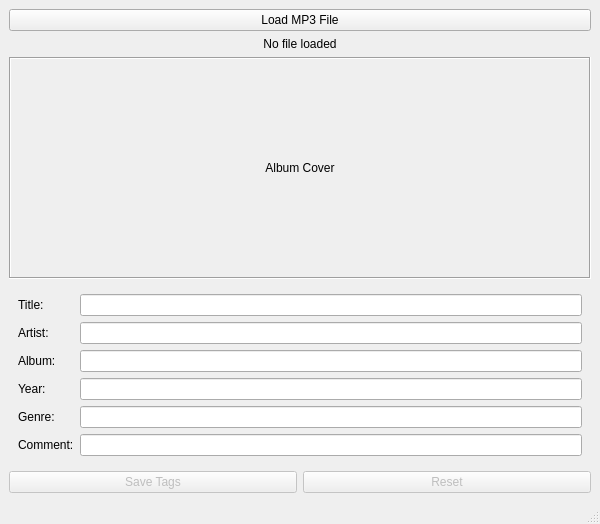
This is mainwindow.ui in dmitryemacs/Mp3tagQt as Qt 5 draws it before an edit. The edited form follows.
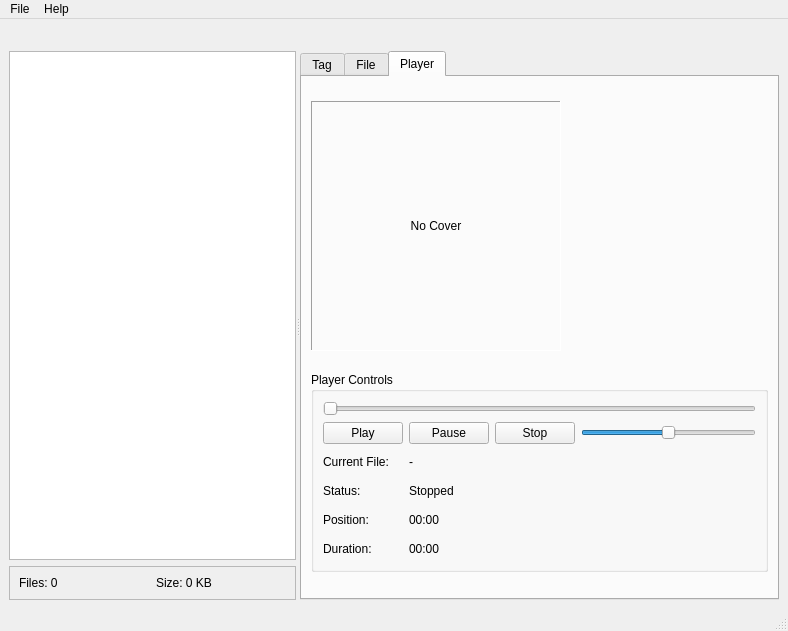
This is the edited form.

Commit message: Update UI for settings action in mainwindow.ui

```diff
--- a/mainwindow.ui
+++ b/mainwindow.ui
@@ -6,65 +6,192 @@
    <rect>
     <x>0</x>
     <y>0</y>
-    <width>600</width>
-    <height>500</height>
+    <width>788</width>
+    <height>631</height>
    </rect>
   </property>
   <property name="windowTitle">
    <string>MP3 Tag Editor</string>
   </property>
   <widget class="QWidget" name="centralwidget">
-   <layout class="QVBoxLayout" name="verticalLayout">
+   <layout class="QGridLayout" name="gridLayout_3">
+    <item row="0" column="0">
+     <widget class="QToolBar" name="mainToolBar">
+      <property name="movable">
+       <bool>false</bool>
+      </property>
+      <property name="toolButtonStyle">
+       <enum>Qt::ToolButtonStyle::ToolButtonTextUnderIcon</enum>
+      </property>
+      <property name="floatable">
+       <bool>false</bool>
+      </property>
+     </widget>
+    </item>
+    <item row="1" column="0">
+     <widget class="QSplitter" name="mainSplitter">
+      <property name="orientation">
+       <enum>Qt::Orientation::Horizontal</enum>
+      </property>
+      <widget class="QWidget" name="leftPanel">
+       <layout class="QVBoxLayout" name="leftLayout">
     <item>
-     <widget class="QPushButton" name="loadButton">
-      <property name="text">
-       <string>Load MP3 File</string>
-      </property>
+         <widget class="QTreeView" name="fileTreeView">
+          <property name="selectionMode">
+           <enum>QAbstractItemView::SelectionMode::ExtendedSelection</enum>
+          </property>
+          <property name="rootIsDecorated">
+           <bool>false</bool>
+          </property>
+          <property name="headerHidden">
+           <bool>true</bool>
+          </property>
      </widget>
     </item>
     <item>
-     <widget class="QLabel" name="fileLabel">
-      <property name="text">
-       <string>No file loaded</string>
-      </property>
-      <property name="alignment">
-       <set>Qt::AlignCenter</set>
-      </property>
+         <widget class="QFrame" name="fileInfoFrame">
+          <property name="frameShape">
+           <enum>QFrame::Shape::StyledPanel</enum>
+          </property>
+          <property name="frameShadow">
+           <enum>QFrame::Shadow::Sunken</enum>
+          </property>
+          <layout class="QHBoxLayout" name="fileInfoLayout">
+           <item>
+            <widget class="QLabel" name="fileCountLabel">
+             <property name="text">
+              <string>Files: 0</string>
+             </property>
      </widget>
     </item>
     <item>
+            <widget class="QLabel" name="totalSizeLabel">
+             <property name="text">
+              <string>Size: 0 KB</string>
+             </property>
+            </widget>
+           </item>
+          </layout>
+         </widget>
+        </item>
+       </layout>
+      </widget>
+      <widget class="QTabWidget" name="rightTabWidget">
+       <property name="currentIndex">
+        <number>2</number>
+       </property>
+       <widget class="QWidget" name="tagTab">
+        <attribute name="title">
+         <string>Tag</string>
+        </attribute>
+        <layout class="QGridLayout" name="gridLayout_6">
+         <item row="0" column="0" colspan="2">
      <widget class="QFrame" name="coverFrame">
+           <property name="minimumSize">
+            <size>
+             <width>250</width>
+             <height>250</height>
+            </size>
+           </property>
+           <property name="maximumSize">
+            <size>
+             <width>250</width>
+             <height>250</height>
+            </size>
+           </property>
       <property name="frameShape">
-       <enum>QFrame::Box</enum>
+            <enum>QFrame::Shape::Panel</enum>
       </property>
       <property name="frameShadow">
-       <enum>QFrame::Sunken</enum>
-      </property>
-      <layout class="QVBoxLayout" name="verticalLayout_2">
-       <item>
+            <enum>QFrame::Shadow::Sunken</enum>
+           </property>
         <widget class="QLabel" name="coverLabel">
-         <property name="text">
-          <string>Album Cover</string>
-         </property>
-         <property name="alignment">
-          <set>Qt::AlignCenter</set>
+            <property name="geometry">
+             <rect>
+              <x>0</x>
+              <y>0</y>
+              <width>250</width>
+              <height>250</height>
+             </rect>
          </property>
          <property name="minimumSize">
           <size>
-           <width>200</width>
-           <height>200</height>
-          </size>
-         </property>
-        </widget>
+              <width>250</width>
+              <height>250</height>
+             </size>
+            </property>
+            <property name="maximumSize">
+             <size>
+              <width>250</width>
+              <height>250</height>
+             </size>
+            </property>
+            <property name="text">
+             <string>No Cover</string>
+            </property>
+            <property name="alignment">
+             <set>Qt::AlignmentFlag::AlignCenter</set>
+            </property>
+           </widget>
+          </widget>
+         </item>
+         <item row="2" column="0">
+          <widget class="QGroupBox" name="additionalGroupBox">
+           <property name="title">
+            <string>Additional Information</string>
+           </property>
+           <layout class="QFormLayout" name="additionalLayout">
+            <item row="0" column="0">
+             <widget class="QLabel" name="trackLabel">
+              <property name="text">
+               <string>Track:</string>
+              </property>
+             </widget>
+            </item>
+            <item row="0" column="1">
+             <widget class="QLineEdit" name="trackEdit"/>
+            </item>
+            <item row="1" column="0">
+             <widget class="QLabel" name="discLabel">
+              <property name="text">
+               <string>Disc:</string>
+              </property>
+             </widget>
+            </item>
+            <item row="1" column="1">
+             <widget class="QLineEdit" name="discEdit"/>
+            </item>
+            <item row="2" column="0">
+             <widget class="QLabel" name="composerLabel">
+              <property name="text">
+               <string>Composer:</string>
+              </property>
+             </widget>
+            </item>
+            <item row="2" column="1">
+             <widget class="QLineEdit" name="composerEdit"/>
+            </item>
+            <item row="3" column="0">
+             <widget class="QLabel" name="albumArtistLabel">
+              <property name="text">
+               <string>Album Artist:</string>
+              </property>
+             </widget>
+            </item>
+            <item row="3" column="1">
+             <widget class="QLineEdit" name="albumArtistEdit"/>
        </item>
       </layout>
      </widget>
     </item>
-    <item>
-     <widget class="QWidget" name="formWidget">
-      <layout class="QFormLayout" name="formLayout">
+         <item row="2" column="1">
+          <widget class="QGroupBox" name="tagGroupBox">
+           <property name="title">
+            <string>Standard Tags</string>
+           </property>
+           <layout class="QFormLayout" name="standardTagsLayout">
        <item row="0" column="0">
-        <widget class="QLabel" name="label">
+             <widget class="QLabel" name="titleLabel">
          <property name="text">
           <string>Title:</string>
          </property>
@@ -74,7 +201,7 @@
         <widget class="QLineEdit" name="titleEdit"/>
        </item>
        <item row="1" column="0">
-        <widget class="QLabel" name="label_2">
+             <widget class="QLabel" name="artistLabel">
          <property name="text">
           <string>Artist:</string>
          </property>
@@ -84,7 +211,7 @@
         <widget class="QLineEdit" name="artistEdit"/>
        </item>
        <item row="2" column="0">
-        <widget class="QLabel" name="label_3">
+             <widget class="QLabel" name="albumLabel">
          <property name="text">
           <string>Album:</string>
          </property>
@@ -94,7 +221,7 @@
         <widget class="QLineEdit" name="albumEdit"/>
        </item>
        <item row="3" column="0">
-        <widget class="QLabel" name="label_4">
+             <widget class="QLabel" name="yearLabel">
          <property name="text">
           <string>Year:</string>
          </property>
@@ -104,7 +231,7 @@
         <widget class="QLineEdit" name="yearEdit"/>
        </item>
        <item row="4" column="0">
-        <widget class="QLabel" name="label_5">
+             <widget class="QLabel" name="genreLabel">
          <property name="text">
           <string>Genre:</string>
          </property>
@@ -114,7 +241,7 @@
         <widget class="QLineEdit" name="genreEdit"/>
        </item>
        <item row="5" column="0">
-        <widget class="QLabel" name="label_6">
+             <widget class="QLabel" name="commentLabel">
          <property name="text">
           <string>Comment:</string>
          </property>
@@ -126,29 +253,338 @@
       </layout>
      </widget>
     </item>
+         <item row="1" column="0">
+          <widget class="QPushButton" name="changeCoverButton">
+           <property name="text">
+            <string>Change Cover</string>
+           </property>
+          </widget>
+         </item>
+        </layout>
+       </widget>
+       <widget class="QWidget" name="fileTab">
+        <attribute name="title">
+         <string>File</string>
+        </attribute>
+        <layout class="QVBoxLayout" name="fileLayout">
     <item>
-     <layout class="QHBoxLayout" name="horizontalLayout">
-      <item>
-       <widget class="QPushButton" name="saveButton">
+          <widget class="QGroupBox" name="fileInfoGroupBox">
+           <property name="title">
+            <string>File Information</string>
+           </property>
+           <layout class="QFormLayout" name="fileInfoFormLayout">
+            <item row="0" column="0">
+             <widget class="QLabel" name="fileNameLabel">
         <property name="text">
-         <string>Save Tags</string>
-        </property>
-        <property name="enabled">
-         <bool>false</bool>
+               <string>File Name:</string>
+              </property>
+             </widget>
+            </item>
+            <item row="0" column="1">
+             <widget class="QLabel" name="fileNameValue">
+              <property name="text">
+               <string>-</string>
         </property>
        </widget>
       </item>
-      <item>
-       <widget class="QPushButton" name="resetButton">
+            <item row="1" column="0">
+             <widget class="QLabel" name="filePathLabel">
         <property name="text">
-         <string>Reset</string>
-        </property>
-        <property name="enabled">
-         <bool>false</bool>
+               <string>Path:</string>
+              </property>
+             </widget>
+            </item>
+            <item row="1" column="1">
+             <widget class="QLabel" name="filePathValue">
+              <property name="text">
+               <string>-</string>
         </property>
        </widget>
       </item>
-     </layout>
+            <item row="2" column="0">
+             <widget class="QLabel" name="fileSizeLabel">
+              <property name="text">
+               <string>Size:</string>
+              </property>
+             </widget>
+            </item>
+            <item row="2" column="1">
+             <widget class="QLabel" name="fileSizeValue">
+              <property name="text">
+               <string>-</string>
+              </property>
+             </widget>
+            </item>
+            <item row="3" column="0">
+             <widget class="QLabel" name="fileTypeLabel">
+              <property name="text">
+               <string>Type:</string>
+              </property>
+             </widget>
+            </item>
+            <item row="3" column="1">
+             <widget class="QLabel" name="fileTypeValue">
+              <property name="text">
+               <string>-</string>
+              </property>
+             </widget>
+            </item>
+            <item row="4" column="0">
+             <widget class="QLabel" name="fileDurationLabel">
+              <property name="text">
+               <string>Duration:</string>
+              </property>
+             </widget>
+            </item>
+            <item row="4" column="1">
+             <widget class="QLabel" name="fileDurationValue">
+              <property name="text">
+               <string>-</string>
+              </property>
+             </widget>
+            </item>
+            <item row="5" column="0">
+             <widget class="QLabel" name="fileBitrateLabel">
+              <property name="text">
+               <string>Bitrate:</string>
+              </property>
+             </widget>
+            </item>
+            <item row="5" column="1">
+             <widget class="QLabel" name="fileBitrateValue">
+              <property name="text">
+               <string>-</string>
+              </property>
+             </widget>
+            </item>
+            <item row="6" column="0">
+             <widget class="QLabel" name="fileSampleRateLabel">
+              <property name="text">
+               <string>Sample Rate:</string>
+              </property>
+             </widget>
+            </item>
+            <item row="6" column="1">
+             <widget class="QLabel" name="fileSampleRateValue">
+              <property name="text">
+               <string>-</string>
+              </property>
+             </widget>
+            </item>
+            <item row="7" column="0">
+             <widget class="QLabel" name="fileChannelsLabel">
+              <property name="text">
+               <string>Channels:</string>
+              </property>
+             </widget>
+            </item>
+            <item row="7" column="1">
+             <widget class="QLabel" name="fileChannelsValue">
+              <property name="text">
+               <string>-</string>
+              </property>
+             </widget>
+            </item>
+           </layout>
+          </widget>
+         </item>
+        </layout>
+       </widget>
+       <widget class="QWidget" name="playerTab">
+        <attribute name="title">
+         <string>Player</string>
+        </attribute>
+        <layout class="QGridLayout" name="gridLayout_2">
+         <item row="0" column="0">
+          <widget class="QFrame" name="playerCoverFrame">
+           <property name="minimumSize">
+            <size>
+             <width>250</width>
+             <height>250</height>
+            </size>
+           </property>
+           <property name="maximumSize">
+            <size>
+             <width>250</width>
+             <height>250</height>
+            </size>
+           </property>
+           <property name="frameShape">
+            <enum>QFrame::Shape::Panel</enum>
+           </property>
+           <property name="frameShadow">
+            <enum>QFrame::Shadow::Sunken</enum>
+           </property>
+           <widget class="QLabel" name="playerCoverLabel">
+            <property name="geometry">
+             <rect>
+              <x>0</x>
+              <y>0</y>
+              <width>250</width>
+              <height>250</height>
+             </rect>
+            </property>
+            <property name="minimumSize">
+             <size>
+              <width>250</width>
+              <height>250</height>
+             </size>
+            </property>
+            <property name="maximumSize">
+             <size>
+              <width>250</width>
+              <height>250</height>
+             </size>
+            </property>
+            <property name="text">
+             <string>No Cover</string>
+            </property>
+            <property name="alignment">
+             <set>Qt::AlignmentFlag::AlignCenter</set>
+            </property>
+           </widget>
+          </widget>
+         </item>
+         <item row="1" column="0">
+          <widget class="QGroupBox" name="playerControlsGroupBox">
+           <property name="minimumSize">
+            <size>
+             <width>0</width>
+             <height>0</height>
+            </size>
+           </property>
+           <property name="maximumSize">
+            <size>
+             <width>16777215</width>
+             <height>200</height>
+            </size>
+           </property>
+           <property name="title">
+            <string>Player Controls</string>
+           </property>
+           <layout class="QGridLayout" name="gridLayout">
+            <item row="1" column="2">
+             <widget class="QPushButton" name="stopButton">
+              <property name="text">
+               <string>Stop</string>
+              </property>
+             </widget>
+            </item>
+            <item row="2" column="1">
+             <widget class="QLabel" name="currentFileValue">
+              <property name="text">
+               <string>-</string>
+              </property>
+             </widget>
+            </item>
+            <item row="1" column="3">
+             <widget class="QSlider" name="volumeSlider">
+              <property name="minimumSize">
+               <size>
+                <width>80</width>
+                <height>0</height>
+               </size>
+              </property>
+              <property name="minimum">
+               <number>0</number>
+              </property>
+              <property name="maximum">
+               <number>100</number>
+              </property>
+              <property name="value">
+               <number>50</number>
+              </property>
+              <property name="orientation">
+               <enum>Qt::Orientation::Horizontal</enum>
+              </property>
+             </widget>
+            </item>
+            <item row="2" column="0">
+             <widget class="QLabel" name="currentFileLabel">
+              <property name="text">
+               <string>Current File:</string>
+              </property>
+             </widget>
+            </item>
+            <item row="4" column="0">
+             <widget class="QLabel" name="playbackPositionLabel">
+              <property name="text">
+               <string>Position:</string>
+              </property>
+             </widget>
+            </item>
+            <item row="5" column="1">
+             <widget class="QLabel" name="playbackDurationValue">
+              <property name="text">
+               <string>00:00</string>
+              </property>
+             </widget>
+            </item>
+            <item row="0" column="0" colspan="4">
+             <widget class="QSlider" name="playbackSlider">
+              <property name="minimum">
+               <number>0</number>
+              </property>
+              <property name="maximum">
+               <number>100</number>
+              </property>
+              <property name="value">
+               <number>0</number>
+              </property>
+              <property name="orientation">
+               <enum>Qt::Orientation::Horizontal</enum>
+              </property>
+             </widget>
+            </item>
+            <item row="5" column="0">
+             <widget class="QLabel" name="playbackDurationLabel">
+              <property name="text">
+               <string>Duration:</string>
+              </property>
+             </widget>
+            </item>
+            <item row="1" column="0">
+             <widget class="QPushButton" name="playButton">
+              <property name="text">
+               <string>Play</string>
+              </property>
+             </widget>
+            </item>
+            <item row="3" column="0">
+             <widget class="QLabel" name="playbackStatusLabel">
+              <property name="text">
+               <string>Status:</string>
+              </property>
+             </widget>
+            </item>
+            <item row="4" column="1">
+             <widget class="QLabel" name="playbackPositionValue">
+              <property name="text">
+               <string>00:00</string>
+              </property>
+             </widget>
+            </item>
+            <item row="3" column="1">
+             <widget class="QLabel" name="playbackStatusValue">
+              <property name="text">
+               <string>Stopped</string>
+              </property>
+             </widget>
+            </item>
+            <item row="1" column="1">
+             <widget class="QPushButton" name="pauseButton">
+              <property name="text">
+               <string>Pause</string>
+              </property>
+             </widget>
+            </item>
+           </layout>
+          </widget>
+         </item>
+        </layout>
+       </widget>
+      </widget>
+     </widget>
     </item>
    </layout>
   </widget>
@@ -157,10 +593,31 @@
     <rect>
      <x>0</x>
      <y>0</y>
-     <width>600</width>
+     <width>788</width>
      <height>21</height>
     </rect>
    </property>
+   <widget class="QMenu" name="menuFile">
+    <property name="title">
+     <string>File</string>
+    </property>
+    <addaction name="actionOpen"/>
+    <addaction name="actionSave"/>
+    <addaction name="actionRemove"/>
+    <addaction name="separator"/>
+    <addaction name="actionUndo"/>
+    <addaction name="actionRedo"/>
+    <addaction name="separator"/>
+    <addaction name="actionExit"/>
+   </widget>
+   <widget class="QMenu" name="menuHelp">
+    <property name="title">
+     <string>Help</string>
+    </property>
+    <addaction name="actionAbout"/>
+   </widget>
+   <addaction name="menuFile"/>
+   <addaction name="menuHelp"/>
   </widget>
   <widget class="QStatusBar" name="statusbar"/>
  </widget>
```
Left out of the diff: 37 changed lines with no effect on the pictures. Lines whose indentation alone changed are shown as unchanged.
